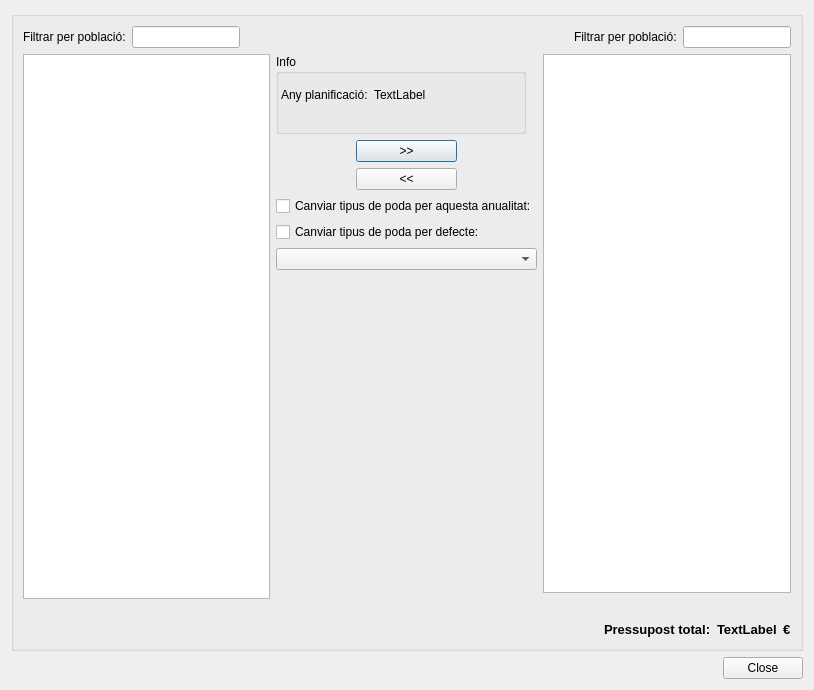
Above: ui/tm/tree_selector.ui from Giswater/giswater_qgis_plugin before the change. Below: the same form after it.
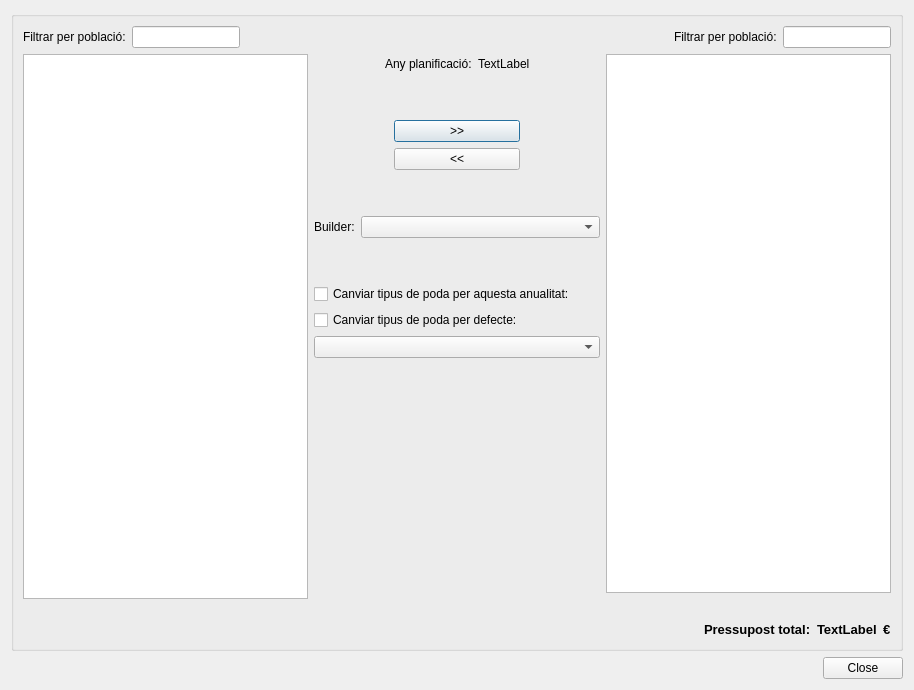
That is the form after the change.

Commit message: tm ui - add new fields on forms

The edit to the form file:
```diff
--- a/ui/tm/tree_selector.ui
+++ b/ui/tm/tree_selector.ui
@@ -6,7 +6,7 @@
    <rect>
     <x>0</x>
     <y>0</y>
-    <width>814</width>
+    <width>914</width>
     <height>690</height>
    </rect>
   </property>
@@ -130,34 +130,23 @@
              <enum>QLayout::SetMinimumSize</enum>
             </property>
             <item>
-             <layout class="QVBoxLayout" name="verticalLayout_10">
+             <layout class="QVBoxLayout" name="verticalLayout_10"/>
+            </item>
               <item>
-               <widget class="QGroupBox" name="groupBox_2">
-                <property name="minimumSize">
-                 <size>
-                  <width>150</width>
-                  <height>80</height>
-                 </size>
-                </property>
-                <property name="maximumSize">
-                 <size>
-                  <width>250</width>
-                  <height>80</height>
-                 </size>
-                </property>
-                <property name="title">
-                 <string>Info</string>
-                </property>
-                <widget class="QWidget" name="horizontalLayoutWidget">
-                 <property name="geometry">
-                  <rect>
-                   <x>5</x>
-                   <y>15</y>
-                   <width>231</width>
-                   <height>51</height>
-                  </rect>
-                 </property>
                  <layout class="QHBoxLayout" name="horizontalLayout_11">
+              <item>
+               <spacer name="horizontalSpacer_7">
+                <property name="orientation">
+                 <enum>Qt::Horizontal</enum>
+                </property>
+                <property name="sizeHint" stdset="0">
+                 <size>
+                  <width>40</width>
+                  <height>20</height>
+                 </size>
+                </property>
+               </spacer>
+              </item>
                   <item>
                    <widget class="QLabel" name="label_4">
                     <property name="text">
@@ -186,10 +175,22 @@
                    </spacer>
                   </item>
                  </layout>
-                </widget>
-               </widget>
-              </item>
-             </layout>
+            </item>
+            <item>
+             <spacer name="verticalSpacer_4">
+              <property name="orientation">
+               <enum>Qt::Vertical</enum>
+              </property>
+              <property name="sizeType">
+               <enum>QSizePolicy::Preferred</enum>
+              </property>
+              <property name="sizeHint" stdset="0">
+               <size>
+                <width>20</width>
+                <height>40</height>
+               </size>
+              </property>
+             </spacer>
             </item>
             <item>
              <layout class="QHBoxLayout" name="horizontalLayout">
@@ -225,6 +226,65 @@
               </item>
              </layout>
             </item>
+            <item>
+             <spacer name="verticalSpacer_2">
+              <property name="orientation">
+               <enum>Qt::Vertical</enum>
+              </property>
+              <property name="sizeType">
+               <enum>QSizePolicy::Preferred</enum>
+              </property>
+              <property name="sizeHint" stdset="0">
+               <size>
+                <width>20</width>
+                <height>40</height>
+               </size>
+              </property>
+             </spacer>
+            </item>
+            <item>
+             <layout class="QGridLayout" name="gridLayout">
+              <item row="1" column="0">
+               <widget class="QLabel" name="label_6">
+                <property name="sizePolicy">
+                 <sizepolicy hsizetype="Preferred" vsizetype="Preferred">
+                  <horstretch>0</horstretch>
+                  <verstretch>0</verstretch>
+                 </sizepolicy>
+                </property>
+                <property name="text">
+                 <string>Builder:</string>
+                </property>
+               </widget>
+              </item>
+              <item row="1" column="1">
+               <widget class="QComboBox" name="cmb_builder">
+                <property name="sizePolicy">
+                 <sizepolicy hsizetype="MinimumExpanding" vsizetype="Fixed">
+                  <horstretch>0</horstretch>
+                  <verstretch>0</verstretch>
+                 </sizepolicy>
+                </property>
+               </widget>
+              </item>
+             </layout>
+            </item>
+            <item>
+             <spacer name="verticalSpacer_3">
+              <property name="orientation">
+               <enum>Qt::Vertical</enum>
+              </property>
+              <property name="sizeType">
+               <enum>QSizePolicy::Preferred</enum>
+              </property>
+              <property name="sizeHint" stdset="0">
+               <size>
+                <width>20</width>
+                <height>40</height>
+               </size>
+              </property>
+             </spacer>
+            </item>
             <item>
              <layout class="QVBoxLayout" name="verticalLayout_7">
               <property name="sizeConstraint">
```
Lines whose indentation alone changed are shown as unchanged. The commit also changes 4 other files.
